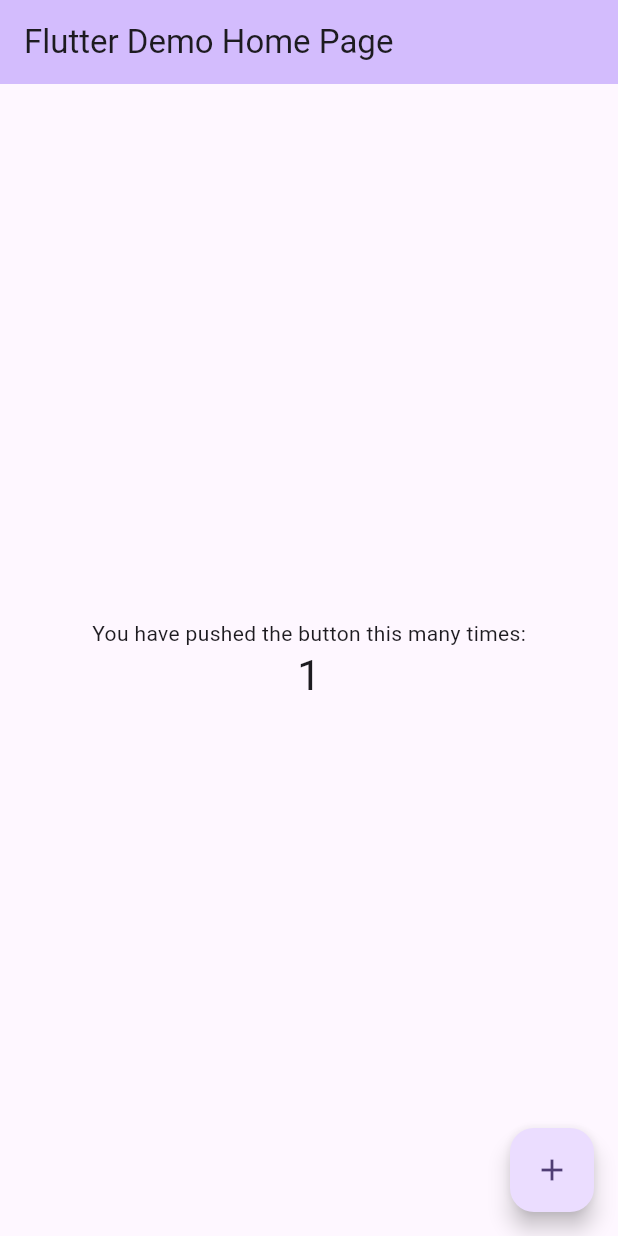
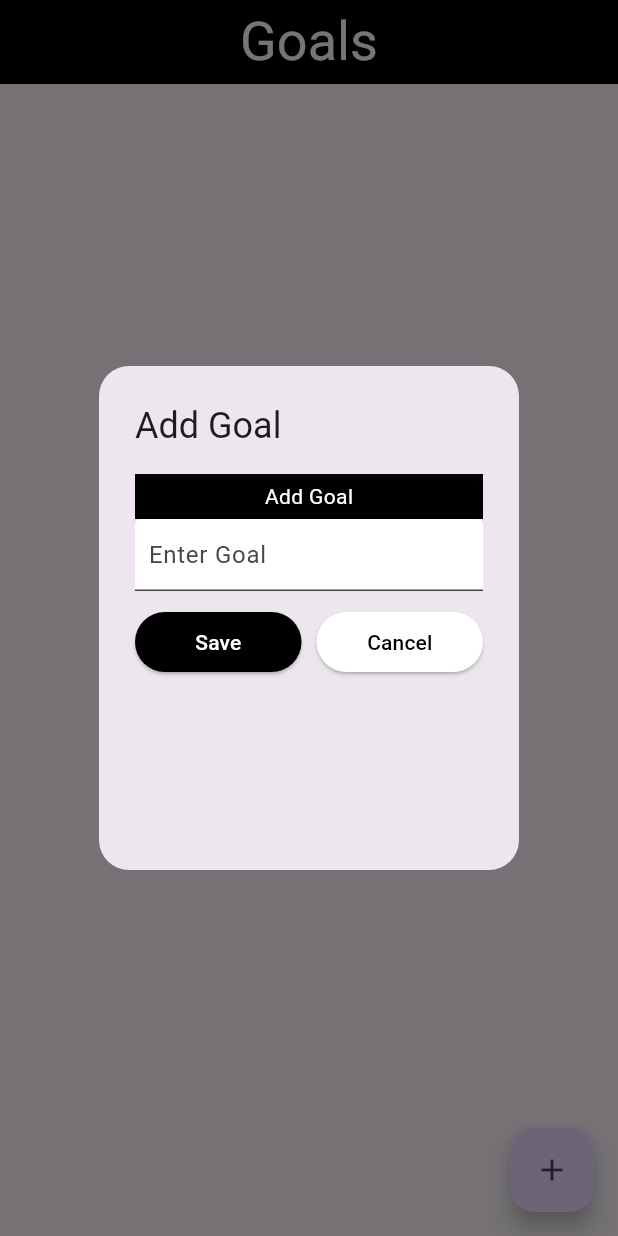
Before and after one commit to Anwarrior01/goals_app, a Flutter app: the screen it shows after launch, after a tap on the "add" icon, on a phone screen of 412 x 824 dp. Run offline on Flutter 3.47's test engine with Material 3 defaults, Android fonts, the phone set to English and light mode, and no system bars; our stand-ins replace flutter_bloc, sqflite; accounts and stored records are empty; Roboto replaces fonts that are missing (Cairo).

Commit message:
last changes

```diff
--- /dev/null
+++ b/lib/layouts/main_layout/cubit/main_cubit.dart
@@ -0,0 +1,63 @@
+import 'dart:math';
+
+import 'package:flutter_bloc/flutter_bloc.dart';
+import 'package:goals_app/layouts/main_layout/cubit/main_states.dart';
+import 'package:path/path.dart';
+import 'package:sqflite/sqflite.dart';
+
+class MainCubit extends Cubit<MainStates> {
+  MainCubit() : super(InitState());
+
+  static MainCubit get(context) => BlocProvider.of(context);
+
+  initSql() async {
+    var databasesPath = await getDatabasesPath();
+    String path = join(databasesPath, 'goals.db');
+    Database database = await openDatabase(
+      path,
+      version: 1,
+      onCreate: (Database db, int version) async {
+        await db.execute('''CREATE TABLE goals
+    ((id INTEGER PRIMARY KEY,
+    title TEXT)''');
+      },
+    );
+  }
+
+  List<Map> goalsList = [];
+  getData() async {
+    var databasesPath = await getDatabasesPath();
+    String path = join(databasesPath, 'goals.db');
+    Database database = await openDatabase(path);
+
+    await database
+        .rawQuery('SELECT * FROM goals')
+        .then((value) {
+          goalsList = value;
+          emit(GetDataSuccessState());
+        })
+        .catchError((onError) {
+          emit(GetDataErrorState());
+          print(onError.toString());
+        });
+
+    database.close();
+  }
+
+  insertData(String name) async {
+    var databasesPath = await getDatabasesPath();
+    String path = join(databasesPath, 'goals.db');
+    Database database = await openDatabase(path);
+
+    await database
+        .rawInsert('INSERT INTO goals (name) VALUES (?)', [name])
+        .then((value) {
+          emit(InsertDataSuccessState());
+        })
+        .catchError((onError) {
+          emit(InsertDataErrorState());
+          print(onError.toString());
+
+        });
+  }
+}
--- /dev/null
+++ b/lib/layouts/main_layout/cubit/main_states.dart
@@ -0,0 +1,27 @@
+class MainStates {}
+
+class InitState extends MainStates {}
+
+class GetDataSuccessState extends MainStates {}
+
+class GetDataLoadingState extends MainStates {}
+
+class GetDataErrorState extends MainStates {}
+
+class RemoveDataSuccessState extends MainStates {}
+
+class RemoveDataLoadingState extends MainStates {}
+
+class RemoveDataErrorState extends MainStates {}
+
+class UpdateDataSuccessState extends MainStates {}
+
+class UpdateDataLoadingState extends MainStates {}
+
+class UpdateDataErrorState extends MainStates {}
+
+class InsertDataSuccessState extends MainStates {}
+
+class InsertDataLoadingState extends MainStates {}
+
+class InsertDataErrorState extends MainStates {}
--- /dev/null
+++ b/lib/layouts/main_layout/main_layout.dart
@@ -0,0 +1,131 @@
+import 'package:flutter/material.dart';
+import 'package:flutter_bloc/flutter_bloc.dart';
+import 'package:goals_app/layouts/main_layout/components/goal_item.dart';
+import 'package:goals_app/layouts/main_layout/cubit/main_cubit.dart';
+import 'package:goals_app/layouts/main_layout/cubit/main_states.dart';
+
+class MainLayout extends StatelessWidget {
+  const MainLayout({super.key});
+
+  @override
+  Widget build(BuildContext context) {
+    return BlocProvider(
+        create: (context) => MainCubit()..initSql()..getData(),
+      child: BlocConsumer<MainCubit, MainStates>(
+        listener: (context, state) {
+
+        },
+        builder: (context, state) {
+          return Scaffold(
+          appBar: AppBar(
+            backgroundColor: Colors.black,
+            title: Text(
+              "Goals",
+              style: TextStyle(
+                color: Colors.white,
+                fontSize: 36,
+                fontFamily: 'Cairo',
+              ),
+            ),
+            centerTitle: true,
+          ),
+          body: ListView.builder(
+            itemCount: MainCubit.get(context).goalsList.length,
+            itemBuilder: (context, index) => goalItem(
+              MainCubit.get(context).goalsList[index]['id'],
+              MainCubit.get(context).goalsList[index]['name'],
+            ),
+          ),
+          floatingActionButton: FloatingActionButton(
+            child: Icon(Icons.add),
+            onPressed: () {
+              showDialog(
+                context: context,
+                builder: (_) => AlertDialog(
+                  shape: RoundedRectangleBorder(
+                    borderRadius: BorderRadius.circular(20),
+                  ),
+                  content: Container(
+                    height: 240,
+                    child: Column(
+                      children: [
+                        Container(
+                          color: Colors.black,
+                          height: 30,
+                          child: Center(
+                            child: Text(
+                              "Add Goal",
+                              style: TextStyle(
+                                color: Colors.white,
+                                fontFamily: 'Cairo',
+                              ),
+                            ),
+                          ),
+                        ),
+                        TextFormField(
+                          decoration: InputDecoration(
+                            fillColor: Colors.white,
+                            filled: true,
+                            hintText: "Enter Goal",
+                            hintStyle: TextStyle(fontFamily: 'Cairo'),
+                            floatingLabelBehavior: FloatingLabelBehavior.never,
+
+                            contentPadding: EdgeInsets.all(5),
+                          ),
+                        ),
+                        SizedBox(height: 10),
+                        Row(
+                          children: [
+                            Expanded(
+                              child: ElevatedButton(
+                                style: ButtonStyle(
+                                  backgroundColor: WidgetStateProperty.all(
+                                    Colors.black,
+                                  ),
+                                  foregroundColor: WidgetStateProperty.all(
+                                    Colors.white,
+                                  ),
+                                ),
+                                onPressed: () {
+                                  MainCubit.get(context).insertData('goal');
+                                },
+                                child: Text(
+                                  'Save',
+                                  style: TextStyle(fontFamily: 'Cairo'),
+                                ),
+                              ),
+                            ),
+                            SizedBox(width: 10),
+                            Expanded(
+                              child: ElevatedButton(
+                                style: ButtonStyle(
+                                  backgroundColor: WidgetStateProperty.all(
+                                    Colors.white,
+                                  ),
+                                  foregroundColor: WidgetStateProperty.all(
+                                    Colors.black,
+                                  ),
+                                ),
+                                onPressed: () {},
+                                child: Text(
+                                  'Cancel',
+                                  style: TextStyle(fontFamily: 'Cairo'),
+                                ),
+                              ),
+                            ),
+                          ],
+                        ),
+                      ],
+                    ),
+                  ),
+                  title: Text("Add Goal", style: TextStyle(fontFamily: 'Cairo')),
+                ),
+              );
+            },
+          ),
+        );
+  }
+      ),
+    );
+  }
+}
--- a/lib/main.dart
+++ b/lib/main.dart
@@ -1,4 +1,5 @@
 import 'package:flutter/material.dart';
+import 'package:goals_app/layouts/main_layout/main_layout.dart';
 
 void main() {
   runApp(const MyApp());
@@ -13,110 +14,10 @@ class MyApp extends StatelessWidget {
     return MaterialApp(
       title: 'Flutter Demo',
       theme: ThemeData(
-        // This is the theme of your application.
-        //
-        // TRY THIS: Try running your application with "flutter run". You'll see
-        // the application has a purple toolbar. Then, without quitting the app,
-        // try changing the seedColor in the colorScheme below to Colors.green
-        // and then invoke "hot reload" (save your changes or press the "hot
-        // reload" button in a Flutter-supported IDE, or press "r" if you used
-        // the command line to start the app).
-        //
-        // Notice that the counter didn't reset back to zero; the application
-        // state is not lost during the reload. To reset the state, use hot
-        // restart instead.
-        //
-        // This works for code too, not just values: Most code changes can be
-        // tested with just a hot reload.
+
         colorScheme: ColorScheme.fromSeed(seedColor: Colors.deepPurple),
       ),
-      home: const MyHomePage(title: 'Flutter Demo Home Page'),
+      home: const MainLayout(),
     );
   }
 }
-
-class MyHomePage extends StatefulWidget {
-  const MyHomePage({super.key, required this.title});
-
-  // This widget is the home page of your application. It is stateful, meaning
-  // that it has a State object (defined below) that contains fields that affect
-  // how it looks.
-
-  // This class is the configuration for the state. It holds the values (in this
-  // case the title) provided by the parent (in this case the App widget) and
-  // used by the build method of the State. Fields in a Widget subclass are
-  // always marked "final".
-
-  final String title;
-
-  @override
-  State<MyHomePage> createState() => _MyHomePageState();
-}
-
-class _MyHomePageState extends State<MyHomePage> {
-  int _counter = 0;
-
-  void _incrementCounter() {
-    setState(() {
-      // This call to setState tells the Flutter framework that something has
-      // changed in this State, which causes it to rerun the build method below
-      // so that the display can reflect the updated values. If we changed
-      // _counter without calling setState(), then the build method would not be
-      // called again, and so nothing would appear to happen.
-      _counter++;
-    });
-  }
-
-  @override
-  Widget build(BuildContext context) {
-    // This method is rerun every time setState is called, for instance as done
-    // by the _incrementCounter method above.
-    //
-    // The Flutter framework has been optimized to make rerunning build methods
-    // fast, so that you can just rebuild anything that needs updating rather
-    // than having to individually change instances of widgets.
-    return Scaffold(
-      appBar: AppBar(
-        // TRY THIS: Try changing the color here to a specific color (to
-        // Colors.amber, perhaps?) and trigger a hot reload to see the AppBar
-        // change color while the other colors stay the same.
-        backgroundColor: Theme.of(context).colorScheme.inversePrimary,
-        // Here we take the value from the MyHomePage object that was created by
-        // the App.build method, and use it to set our appbar title.
-        title: Text(widget.title),
-      ),
-      body: Center(
-        // Center is a layout widget. It takes a single child and positions it
-        // in the middle of the parent.
-        child: Column(
-          // Column is also a layout widget. It takes a list of children and
-          // arranges them vertically. By default, it sizes itself to fit its
-          // children horizontally, and tries to be as tall as its parent.
-          //
-          // Column has various properties to control how it sizes itself and
-          // how it positions its children. Here we use mainAxisAlignment to
-          // center the children vertically; the main axis here is the vertical
-          // axis because Columns are vertical (the cross axis would be
-          // horizontal).
-          //
-          // TRY THIS: Invoke "debug painting" (choose the "Toggle Debug Paint"
-          // action in the IDE, or press "p" in the console), to see the
-          // wireframe for each widget.
-          mainAxisAlignment: MainAxisAlignment.center,
-          children: <Widget>[
-            const Text('You have pushed the button this many times:'),
-            Text(
-              '$_counter',
-              style: Theme.of(context).textTheme.headlineMedium,
-            ),
-          ],
-        ),
-      ),
-      floatingActionButton: FloatingActionButton(
-        onPressed: _incrementCounter,
-        tooltip: 'Increment',
-        child: const Icon(Icons.add),
-      ), // This trailing comma makes auto-formatting nicer for build methods.
-    );
-  }
-}
--- a/pubspec.yaml
+++ b/pubspec.yaml
@@ -34,7 +34,9 @@ dependencies:
   # The following adds the Cupertino Icons font to your application.
   # Use with the CupertinoIcons class for iOS style icons.
   cupertino_icons: ^1.0.8
-
+  sqflite: ^2.4.2
+  flutter_bloc: ^9.1.1
+  path: ^1.9.1
 dev_dependencies:
   flutter_test:
     sdk: flutter
```
Also changed, not shown: lib/layouts/main_layout/components/goal_item.dart (added, +38 -0 lines), pubspec.lock, 1 other file.
